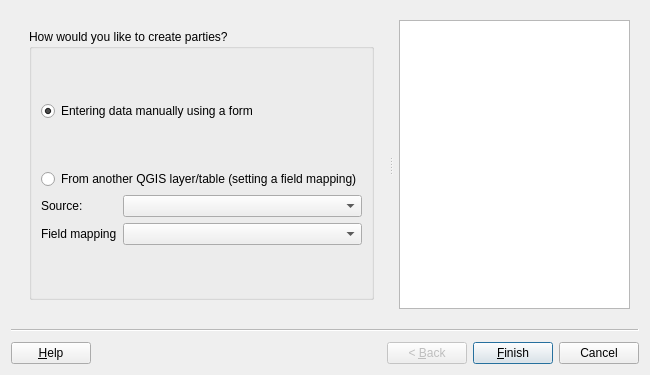
Before: the Qt Designer form asistente_ladm_col/ui/wiz_create_col_party_cadastre.ui in SwissTierrasColombia/Asistente-LADM-COL, drawn with Qt 5.
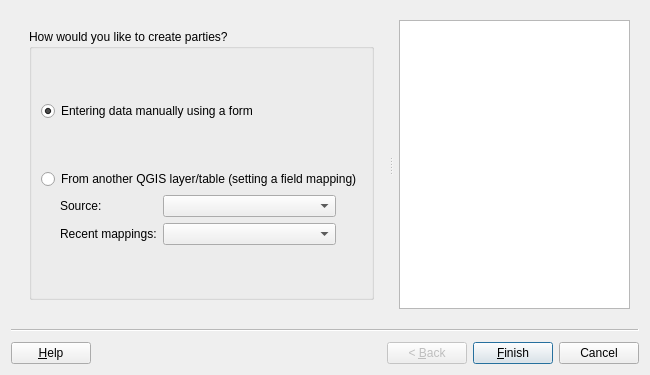
After: the same form once the commit is applied. Custom widgets are drawn as their Qt base class.

What changed in the file:
```diff
--- a/asistente_ladm_col/ui/wiz_create_col_party_cadastre.ui
+++ b/asistente_ladm_col/ui/wiz_create_col_party_cadastre.ui
@@ -49,7 +49,7 @@
            <string>How would you like to create parties?</string>
           </property>
           <layout class="QGridLayout" name="gridLayout_3">
-           <item row="0" column="0">
+           <item row="0" column="1">
             <spacer name="verticalSpacer_6">
              <property name="orientation">
               <enum>Qt::Vertical</enum>
@@ -72,7 +72,7 @@
              </property>
             </widget>
            </item>
-           <item row="2" column="0">
+           <item row="2" column="1">
             <spacer name="verticalSpacer_7">
              <property name="orientation">
               <enum>Qt::Vertical</enum>
@@ -85,7 +85,7 @@
              </property>
             </spacer>
            </item>
-           <item row="3" column="0" colspan="2">
+           <item row="3" column="0" colspan="3">
             <widget class="QRadioButton" name="rad_refactor">
              <property name="enabled">
               <bool>true</bool>
@@ -95,7 +95,23 @@
              </property>
             </widget>
            </item>
-           <item row="4" column="0" colspan="2">
+           <item row="4" column="0">
+            <spacer name="horizontalSpacer">
+             <property name="orientation">
+              <enum>Qt::Horizontal</enum>
+             </property>
+             <property name="sizeType">
+              <enum>QSizePolicy::Preferred</enum>
+             </property>
+             <property name="sizeHint" stdset="0">
+              <size>
+               <width>13</width>
+               <height>20</height>
+              </size>
+             </property>
+            </spacer>
+           </item>
+           <item row="4" column="1">
             <layout class="QGridLayout" name="gridLayout_2">
              <item row="0" column="0">
               <widget class="QLabel" name="lbl_refactor_source">
@@ -135,7 +151,7 @@
              <item row="1" column="0">
               <widget class="QLabel" name="lbl_field_mapping">
                <property name="text">
-                <string>Field mapping</string>
+                <string>Recent mappings:</string>
                </property>
               </widget>
              </item>
@@ -144,7 +160,7 @@
              </item>
             </layout>
            </item>
-           <item row="5" column="1">
+           <item row="5" column="2">
             <spacer name="verticalSpacer_8">
              <property name="orientation">
               <enum>Qt::Vertical</enum>
```
